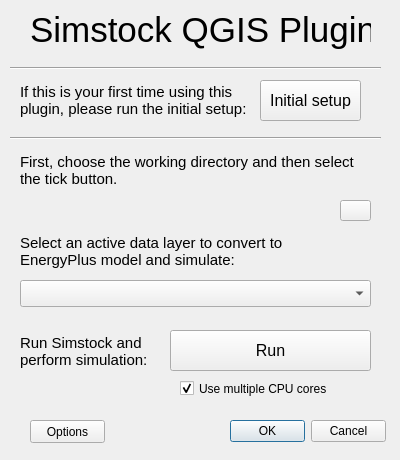
Old version of the form simstock_qgis/Simstock_QGIS_dialog_base.ui in the repository UCL/simstock_qgis.
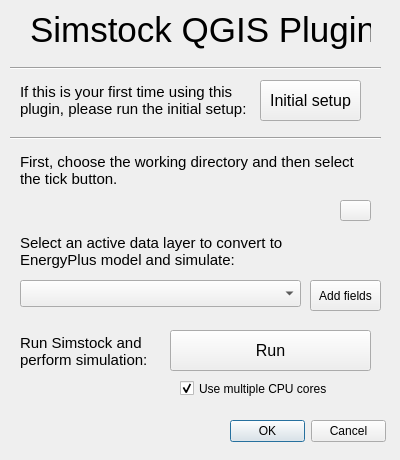
New version of the form. Icons and pictures are not drawn. Custom widgets are drawn as their Qt base class.

Patch:
```diff
--- a/simstock_qgis/Simstock_QGIS_dialog_base.ui
+++ b/simstock_qgis/Simstock_QGIS_dialog_base.ui
@@ -118,7 +118,7 @@
     <rect>
      <x>20</x>
      <y>280</y>
-     <width>351</width>
+     <width>281</width>
      <height>27</height>
     </rect>
    </property>
@@ -225,14 +225,14 @@
   <widget class="QPushButton" name="pbOptions">
    <property name="geometry">
     <rect>
-     <x>30</x>
-     <y>420</y>
-     <width>75</width>
-     <height>23</height>
+     <x>310</x>
+     <y>280</y>
+     <width>71</width>
+     <height>31</height>
     </rect>
    </property>
    <property name="text">
-    <string>Options</string>
+    <string>Add fields</string>
    </property>
   </widget>
   <widget class="QPushButton" name="pbSetcwd">
```
